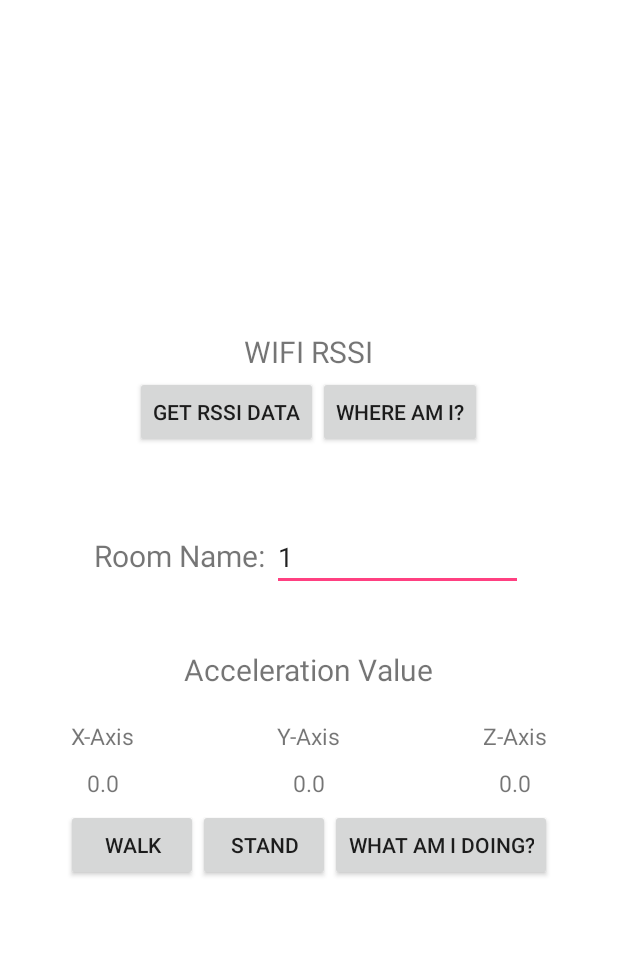
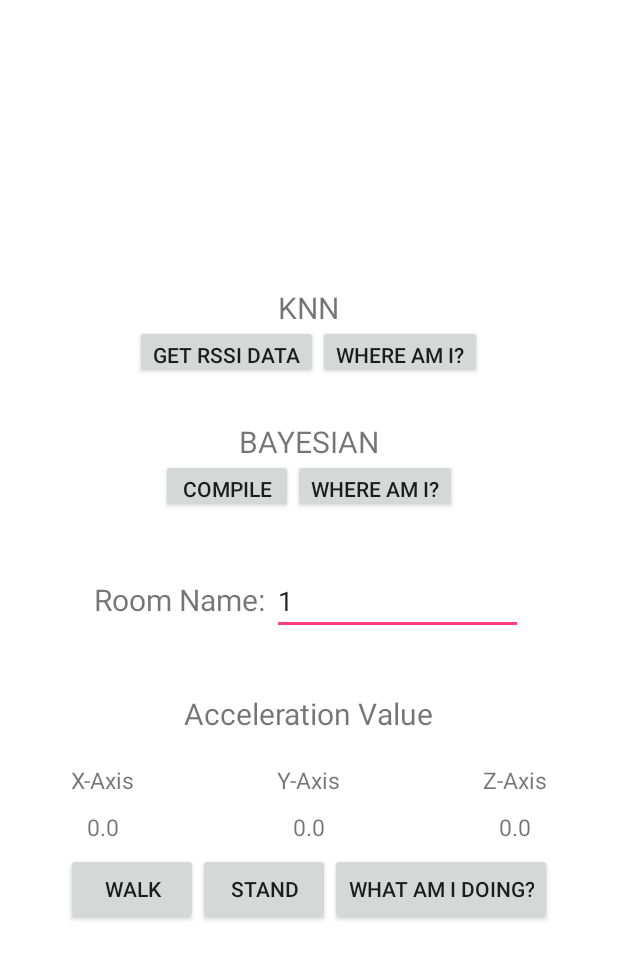
Before and after one commit to bajosoto/location-tracking, an Android app: the screen it shows after launch (MainActivity), on a phone screen of 412 x 824 dp. Shown: the top 959 px of the screen. Run offline under Robolectric (Android 15) with nearby library versions, the phone set to English and light mode, and no system bars.

Commit message:
Untested bayesian first version

```diff
--- a/app/src/main/java/com/example/administrator/smartphonesensing/MainActivity.java
+++ b/app/src/main/java/com/example/administrator/smartphonesensing/MainActivity.java
@@ -46,9 +46,16 @@ public class MainActivity extends Activity implements SensorEventListener {
 
     /* The number of access points we are taking into consideration */
     private static final int numSSIDs = 5;
+    /* The number of RSS levels (e.g. 0..255) we are taking into consideration */
+    private static final int numRSSLvl = 3;
+    /* The number of cells we are taking into consideration */
+    private static final int numRooms = 3;
+
     private static String scanReqSender = "";
     private static Vector<RSSPoint> refPoints = new Vector();
     private List<ScanResult> scanResults;
+
+    private int sampleCount = 0;
 
     private static final int numACCSamples = 80;
     private static int currAccSample = 0;
@@ -61,7 +68,7 @@ public class MainActivity extends Activity implements SensorEventListener {
     LogWriter logAcc = new LogWriter("logAcc.txt");
     LogWriter logRss = new LogWriter("logRss.txt");
 
-    ProbMassFuncs pmf = new ProbMassFuncs(3, 5);
+    ProbMassFuncs pmf = new ProbMassFuncs(numRooms, numRSSLvl);
 
 
     private static final int REQUEST_CODE_WRITE_PERMISSION = 0;
@@ -98,10 +105,11 @@ public class MainActivity extends Activity implements SensorEventListener {
     /**
      * Text fields to show the sensor values.
      */
-    private TextView currentX, currentY, currentZ, titleAcc, textRssi, textAcc;
+    private TextView currentX, currentY, currentZ, titleAcc, textRssi, textAcc, textBayes;
     private EditText tbRoomName;
 
-    Button buttonRssi, buttonLocation, buttonWalk, buttonStand, buttonWalkOrStand;
+    Button buttonRssi, buttonLocation, buttonWalk, buttonStand, buttonWalkOrStand, buttonBayes,
+    buttonLocationBayes;
 
     //AppCompatActivity appCompatActivity;
 
@@ -163,6 +171,7 @@ public class MainActivity extends Activity implements SensorEventListener {
         titleAcc = (TextView) findViewById(R.id.titleAcc);
         textRssi = (TextView) findViewById(R.id.textRSSI);
         textAcc = (TextView) findViewById(R.id.textAcc);
+        textBayes = (TextView) findViewById(R.id.textBAYES);
 
         // Create the buttons
         buttonRssi = (Button) findViewById(R.id.buttonRSSI);
@@ -170,6 +179,8 @@ public class MainActivity extends Activity implements SensorEventListener {
         buttonWalk = (Button) findViewById(R.id.buttonWalk);
         buttonStand = (Button) findViewById(R.id.buttonStand);
         buttonWalkOrStand = (Button) findViewById(R.id.buttonWalkOrStand);
+        buttonBayes = (Button) findViewById(R.id.buttonBAYES);
+        buttonLocationBayes = (Button) findViewById(R.id.buttonLocationBAYES);
 
         tbRoomName = (EditText) findViewById(R.id.tbRoomName);
 
@@ -214,27 +225,36 @@ public class MainActivity extends Activity implements SensorEventListener {
 
                 RSSPoint point = new RSSPoint(tbRoomName.getText().toString());
 
-                for (ScanResult s : scanResults)
-                {
-                    line += tbRoomName.getText() + "\t" + s.BSSID + "\t" + calculateSignalLevel(s.level, 255) + "\n";
+                for (ScanResult s : scanResults) {
+                    line += tbRoomName.getText() + "\t" + s.BSSID + "\t" + calculateSignalLevel(s.level, numRSSLvl) + "\n";
                     point.addAP(s.BSSID, s.level);
                 }
 
 
                 if (scanReqSender == "rssi"){
-                    // New stuff pmf
+                    scanReqSender = "";
+                    // ========================================================================
+                    // PMF
+                    // ========================================================================
+                    // Add current scan results to pmf training
                     pmf.addScanResults(scanResults, Integer.parseInt(tbRoomName.getText().toString()));
+                    textBayes.setText("Acquired! (" + sampleCount + ")");
 
+                    // ========================================================================
+                    // KNN
+                    // ========================================================================
                     refPoints.addElement(point);
+                    textRssi.setText("Acquired! (" + sampleCount + ")");
+
+                } else if (scanReqSender == "location") {
                     scanReqSender = "";
-                    textRssi.setText("Acquired!");
-                } else if (scanReqSender == "location") {
+                    // ========================================================================
+                    // KNN
+                    // ========================================================================
                     textRssi.setText("You are in " + knn(point, refPoints));
+                } else if (scanReqSender == "locationbayes") {
                     scanReqSender = "";
-
-                    // New stuff
-                    pmf.calcGauss();
-                    pmf.logPMF();
+                    textBayes.setText("I think you are in " + pmf.findLocation(scanResults));
                 }
 
 
@@ -249,6 +269,7 @@ public class MainActivity extends Activity implements SensorEventListener {
             public void onClick(View v) {
                 scanReqSender = "rssi";
                 textRssi.setText("Acquiring...");
+                textBayes.setText("Acquiring...");
                 wifiManager.startScan();
             }
         });
@@ -257,9 +278,35 @@ public class MainActivity extends Activity implements SensorEventListener {
         buttonLocation.setOnClickListener(new OnClickListener() {
             @Override
             public void onClick(View v) {
+                // ========================================================================
+                // KNN
+                // ========================================================================
                 scanReqSender = "location";
                 textRssi.setText("Finding your location...");
                 wifiManager.startScan();
+            }
+        });
+
+        // Create a click listener for our button.
+        buttonLocationBayes.setOnClickListener(new OnClickListener() {
+            @Override
+            public void onClick(View v) {
+                scanReqSender = "locationbayes";
+                textBayes.setText("Finding your location...");
+                wifiManager.startScan();
+            }
+        });
+
+        buttonBayes.setOnClickListener(new OnClickListener() {
+            @Override
+            public void onClick(View view) {
+                // ========================================================================
+                // PMF
+                // ========================================================================
+                // Calculate gaussian curves for all
+                textBayes.setText("Calculating Gaussian distributions...");
+                pmf.calcGauss();
+                textBayes.setText("Done!");
             }
         });
 
--- a/app/src/main/java/com/example/administrator/smartphonesensing/ProbMassFuncs.java
+++ b/app/src/main/java/com/example/administrator/smartphonesensing/ProbMassFuncs.java
@@ -9,6 +9,7 @@ import java.io.FileOutputStream;
 import java.io.ObjectInputStream;
 import java.io.ObjectOutputStream;
 import java.io.Serializable;
+import java.util.Arrays;
 import java.util.HashMap;
 import java.util.List;
 import java.util.Locale;
@@ -23,67 +24,60 @@ import static android.net.wifi.WifiManager.calculateSignalLevel;
 public class ProbMassFuncs implements Serializable {
     private Map<String, TableRss> tablesRss;
     private StoredPMF pmf;
+    private PerceptionModel pm;
     private int numCells;
     private int numRssLevels;
     LogWriter logPmf = new LogWriter("logPmf.txt");
 
+
     public ProbMassFuncs(int numCells, int numRssLevels) {
         this.tablesRss = new HashMap<String, TableRss>();
         this.pmf = new StoredPMF();
+        this.pm = new PerceptionModel();
         this.numCells = numCells;
         this.numRssLevels = numRssLevels;
+        this.logPmf.clearFile();
     }
 
     public void storePMF() {
         // Serialize the pmf
-        try
-        {
+        try {
             ObjectOutputStream oos = new ObjectOutputStream(new FileOutputStream(this.logPmf.getDir() + "/storedPMF.bin")); //Select where you wish to save the file...
             oos.writeObject(this.pmf); // write the class as an 'object'
             oos.flush(); // flush the stream to insure all of the information was written to 'storedPMF.bin'
             oos.close();// close the stream
         }
-        catch(Exception ex)
-        {
+        catch(Exception ex) {
             ex.printStackTrace();
         }
     }
 
     public void loadPMF() {
         // Load serialized pmf
-        try
-        {
+        try {
             ObjectInputStream ois = new ObjectInputStream(new FileInputStream(this.logPmf.getDir() + "/storedPMF.bin"));
             Object o = ois.readObject();
             this.pmf = (StoredPMF) o;
         }
-        catch(Exception ex)
-        {
+        catch(Exception ex) {
             ex.printStackTrace();
         }
-
         this.pmf = null;
-
     }
 
-    public Object loadSerializedObject(File f)
-    {
-        try
-        {
+    public Object loadSerializedObject(File f) {
+        try {
             ObjectInputStream ois = new ObjectInputStream(new FileInputStream(f));
             Object o = ois.readObject();
             return o;
         }
-        catch(Exception ex)
-        {
+        catch(Exception ex) {
             ex.printStackTrace();
         }
         return null;
     }
     // Write PMF contents into a readable .txt log file
     public void logPMF(){
-        logPmf.clearFile();
-
         logPmf.writeToFile("========================: \n", true);
         logPmf.writeToFile("Raw RSS DATA: \n", true);
         logPmf.writeToFile("========================: \n", true);
@@ -156,6 +150,24 @@ public class ProbMassFuncs implements Serializable {
             // Add the gaussian table to the gaussian tables hashmap
             this.pmf.tablesGauss.put(key, gTable);
         }
+        this.logPMF();
+    }
+
+    // Attempt to find the current location. It performs a single measurement iteration with n
+    // iterations corresponding to APs considered
+    // scanResults is already sorted descending
+    // scanResults is already cropped to either numSSIDs, or the max number of SSIDs found if
+    // this was less than numSSIDs
+    public int findLocation(List<ScanResult> scanResults) {
+
+        // Guessed location
+        int loc = 0;
+        // One iteration per scan result
+        for (ScanResult s : scanResults) {
+            loc = pm.updateBelief(s);
+        }
+
+        return loc;
     }
 
     /**
@@ -309,4 +321,91 @@ public class ProbMassFuncs implements Serializable {
             return "" + mean + " - " + variance;
         }
     }
+
+    /**
+     * Perception Model uses Bayesian filtering to update the believed current location
+     */
+    public class PerceptionModel {
+        // Current room we believe we are in
+        private int current_belief;
+        // Probability of being at each room x from previous iteration
+        private double p_x_prior[];
+        // Probability of reading AP at certain RSS (z) given we are in room x
+        private double p_z_x[];
+        // Probability of reading AP at certain RSS (z) AND being in room x
+        private double p_wifi[];
+        // Perception model log
+        LogWriter logBayes = new LogWriter("logBayes.txt");
+
+        // Constructor. Starts at believing room 0, equal probability for all rooms
+        public PerceptionModel() {
+            this.p_x_prior = new double[numCells];
+            this.p_z_x = new double[numCells];
+            this.p_wifi = new double[numCells];
+            resetPriorBelief();
+            this.logBayes.clearFile();
+        }
+
+        // Reset the current belief to room 0 and all prior to equal probability
+        public void resetPriorBelief() {
+            for (int i = 0; i < numCells; i++) {
+                this.p_x_prior[i] = 1 / numCells;
+                this.current_belief = 0;
+            }
+        }
+
+        // Update current belief using bayesian filtering
+        public int updateBelief(ScanResult s) {
+            logBayes.writeToFile("Generating new belief...\n\n", true);
+            // Check if a table exists for the current AP scanned
+            if (pmf.tablesGauss.containsKey(s.BSSID)) {
+                // Absolute probability of reading this wifi at this signal level (used for normalization)
+                int tot_p_wifi = 0;
+
+                // Print prior belief
+                printArray(p_x_prior, "Prior");
+
+                for (int i = 0; i < numCells; i++) {
+                    // Update p(z|x)
+                    p_z_x[i] = pmf.tablesGauss.get(s.BSSID).getProb(i, s.level);
+                    printArray(p_x_prior, "p(z|x)");
+                    // Update p_wifi = p(z|x) * p(x)
+                    p_wifi[i] = p_z_x[i] * p_x_prior[i];
+                    printArray(p_wifi, "p(z|x)*p(x)");
+                    // Calculate total p_wifi to normalize
+                    tot_p_wifi += p_wifi[i];
+                }
+
+                for(int i = 0; i < numCells; i++) {
+                    // Calculate posterior p(x) and store it as prior for next iteration
+                    p_x_prior[i] = p_wifi[i] / tot_p_wifi;
+                    printArray(p_x_prior, "Post");
+                }
+
+                // Find highest probability
+                double max = 0;
+                for(int i = 0; i < numCells; i++) {
+                    if (p_x_prior[i] > max) {
+                        max = p_x_prior[i];
+                        current_belief = i;
+                    }
+                }
+
+                logBayes.writeToFile("\nHighest prob: " + current_belief + "\n\n", true);
+
+            } else {
+                logBayes.writeToFile(s.BSSID + "was not found in the training data. Skipping...\n", true);
+            }
+            return current_belief;
+        }
+
+        public void printArray(double[] a, String title) {
+            String line = title + "\t";
+            for(int i = 0; i < a.length; i++) {
+                line += a[i] + "\t";
+            }
+            line += "\n";
+            logBayes.writeToFile(line, true);
+        }
+    }
 }
--- a/app/src/main/res/layout/activity_main.xml
+++ b/app/src/main/res/layout/activity_main.xml
@@ -11,14 +11,14 @@
     <TextView
         android:id="@+id/titleRSSI"
         android:layout_width="wrap_content"
-        android:layout_height="30dp"
+        android:layout_height="25dp"
         android:layout_gravity="center"
-        android:text="WIFI RSSI"
+        android:text="KNN"
         android:textSize="20dp" />
 
     <LinearLayout
         android:layout_width="match_parent"
-        android:layout_height="62dp"
+        android:layout_height="36dp"
         android:orientation="horizontal"
         android:gravity="center|top"
         android:weightSum="1">
@@ -36,6 +36,38 @@
 
     <TextView
         android:id="@+id/textRSSI"
+        android:layout_width="300dp"
+        android:layout_height="28dp"
+        android:text="" />
+
+    <TextView
+        android:id="@+id/titleBAYES"
+        android:layout_width="wrap_content"
+        android:layout_height="25dp"
+        android:layout_gravity="center"
+        android:text="BAYESIAN"
+        android:textSize="20dp" />
+
+    <LinearLayout
+        android:layout_width="match_parent"
+        android:layout_height="36dp"
+        android:orientation="horizontal"
+        android:gravity="center|top"
+        android:weightSum="1">
+        <Button
+            android:id="@+id/buttonBAYES"
+            android:layout_width="wrap_content"
+            android:layout_height="wrap_content"
+            android:text="Compile" />
+        <Button
+            android:id="@+id/buttonLocationBAYES"
+            android:layout_width="wrap_content"
+            android:layout_height="wrap_content"
+            android:text="Where am I?" />
+    </LinearLayout>
+
+    <TextView
+        android:id="@+id/textBAYES"
         android:layout_width="300dp"
         android:layout_height="28dp"
         android:text="" />
```
